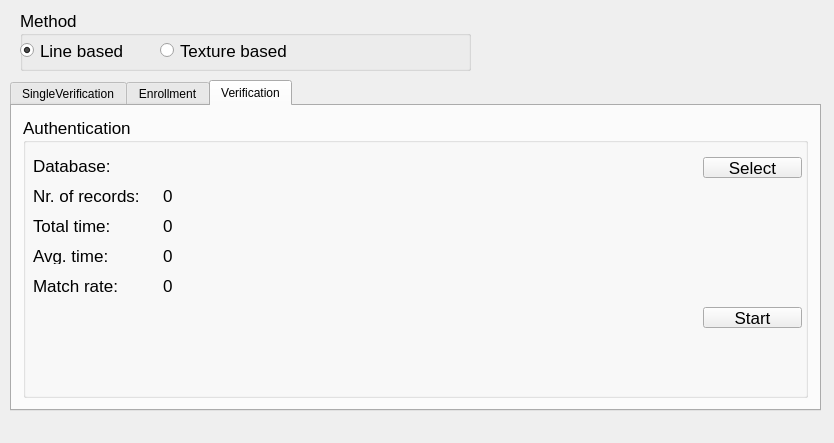
This is mainwindow.ui in szaboa/PalmPrintAuthentication as Qt 5 draws it before an edit. The edited form follows.
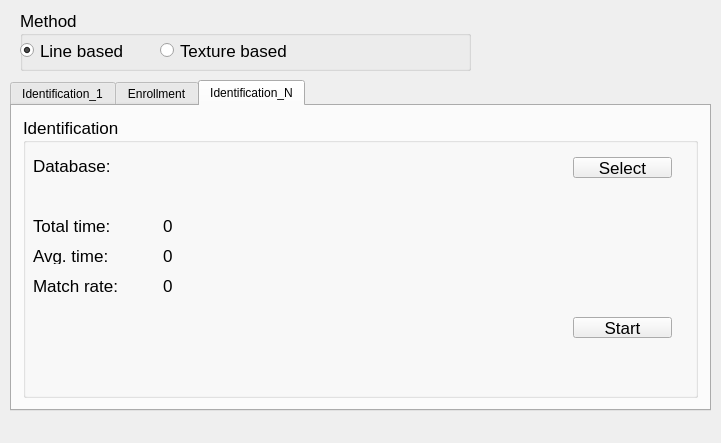
This is the edited form.

Commit message: clean up, add threshold value to matching decision

Patch:
```diff
--- a/mainwindow.ui
+++ b/mainwindow.ui
@@ -6,7 +6,7 @@
    <rect>
     <x>0</x>
     <y>0</y>
-    <width>834</width>
+    <width>721</width>
     <height>443</height>
    </rect>
   </property>
@@ -19,7 +19,7 @@
      <rect>
       <x>10</x>
       <y>80</y>
-      <width>811</width>
+      <width>701</width>
       <height>331</height>
      </rect>
     </property>
@@ -28,7 +28,7 @@
     </property>
     <widget class="QWidget" name="tabSingleVerification">
      <attribute name="title">
-      <string>SingleVerification</string>
+      <string>Identification_1</string>
      </attribute>
      <widget class="QPushButton" name="buttonSelectQueryImage">
       <property name="geometry">
@@ -371,7 +371,7 @@
     </widget>
     <widget class="QWidget" name="tabVerification">
      <attribute name="title">
-      <string>Verification</string>
+      <string>Identification_N</string>
      </attribute>
      <layout class="QGridLayout" name="gridLayout_3">
       <item row="0" column="0">
@@ -385,7 +385,7 @@
          </font>
         </property>
         <property name="title">
-         <string>Authentication</string>
+         <string>Identification</string>
         </property>
         <widget class="QLabel" name="labelAuthDatabasePath">
          <property name="geometry">
@@ -400,19 +400,6 @@
           <string>Database:</string>
          </property>
         </widget>
-        <widget class="QLabel" name="labelAuthNrOfRecords">
-         <property name="geometry">
-          <rect>
-           <x>10</x>
-           <y>70</y>
-           <width>111</width>
-           <height>17</height>
-          </rect>
-         </property>
-         <property name="text">
-          <string>Nr. of records:</string>
-         </property>
-        </widget>
         <widget class="QLabel" name="labelAuthTotalTime">
          <property name="geometry">
           <rect>
@@ -452,19 +439,6 @@
           <string/>
          </property>
         </widget>
-        <widget class="QLabel" name="labelAuthNrOfRecordsValue">
-         <property name="geometry">
-          <rect>
-           <x>140</x>
-           <y>70</y>
-           <width>131</width>
-           <height>17</height>
-          </rect>
-         </property>
-         <property name="text">
-          <string>0</string>
-         </property>
-        </widget>
         <widget class="QLabel" name="labelAuthTotalTimeValue">
          <property name="geometry">
           <rect>
@@ -494,7 +468,7 @@
         <widget class="QPushButton" name="buttonSelectAuthFolder">
          <property name="geometry">
           <rect>
-           <x>680</x>
+           <x>550</x>
            <y>40</y>
            <width>99</width>
            <height>21</height>
@@ -507,8 +481,8 @@
         <widget class="QPushButton" name="buttonStartAuthFolder">
          <property name="geometry">
           <rect>
-           <x>680</x>
-           <y>190</y>
+           <x>550</x>
+           <y>200</y>
            <width>99</width>
            <height>21</height>
           </rect>
```
Left out of the diff: 62 changed lines with no effect on the pictures. The commit also changes 20 other files.
